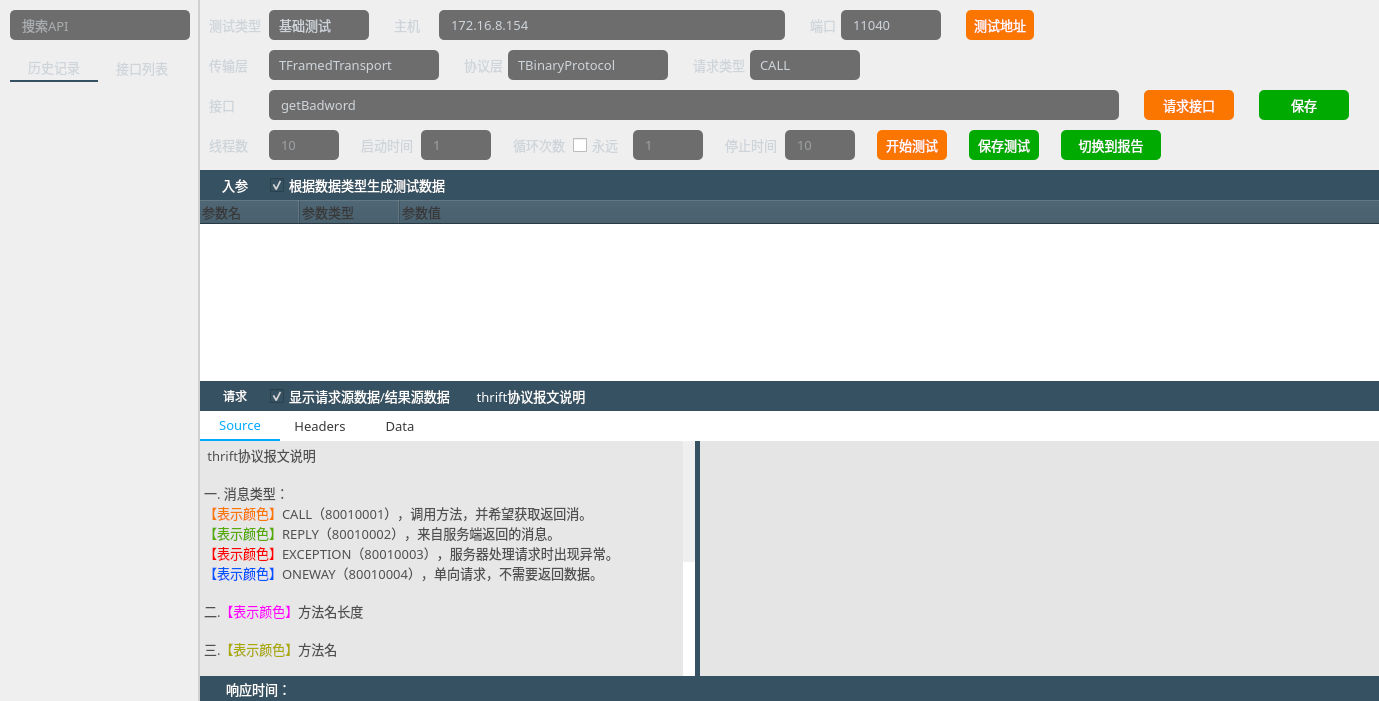
Above: thriftwidget.ui from HuaGouFdog/Fdog-Kit before the change. Below: the same form after it.
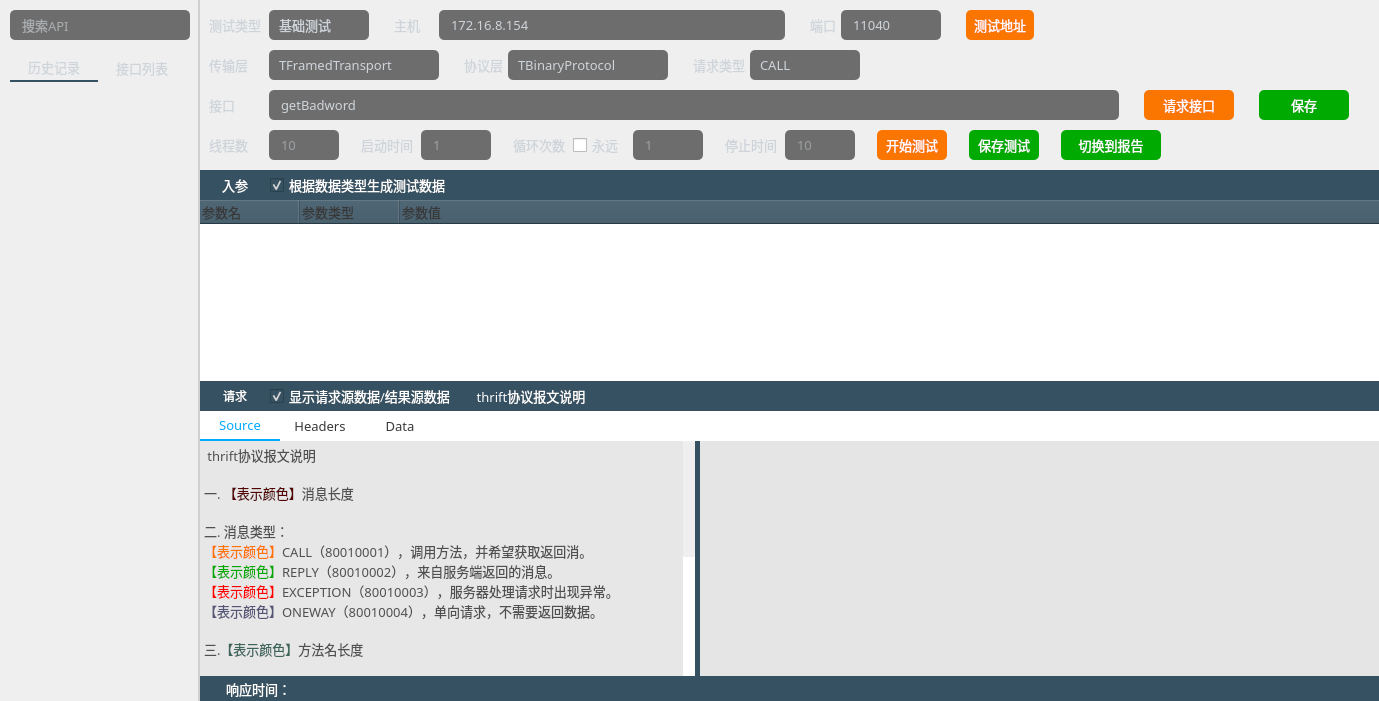
That is the form after the change. The open tabs and pages were chosen to show the change. Icons and pictures are not drawn.

Commit message: 数据染色

Patch:
```diff
--- a/thriftwidget.ui
+++ b/thriftwidget.ui
@@ -2871,26 +2871,27 @@
 &lt;/style&gt;&lt;/head&gt;&lt;body style=&quot; font-family:'OPPOSans B'; font-size:10pt; font-weight:400; font-style:normal;&quot;&gt;
 &lt;p style=&quot; margin-top:0px; margin-bottom:0px; margin-left:0px; margin-right:0px; -qt-block-indent:0; text-indent:0px;&quot;&gt;&lt;span style=&quot; color:#505050;&quot;&gt; thrift协议报文说明&lt;/span&gt;&lt;/p&gt;
 &lt;p style=&quot;-qt-paragraph-type:empty; margin-top:0px; margin-bottom:0px; margin-left:0px; margin-right:0px; -qt-block-indent:0; text-indent:0px; color:#505050;&quot;&gt;&lt;br /&gt;&lt;/p&gt;
-&lt;p style=&quot; margin-top:0px; margin-bottom:0px; margin-left:0px; margin-right:0px; -qt-block-indent:0; text-indent:0px;&quot;&gt;&lt;span style=&quot; color:#505050;&quot;&gt;一. 消息类型：&lt;/span&gt;&lt;/p&gt;
-&lt;p style=&quot; margin-top:0px; margin-bottom:0px; margin-left:0px; margin-right:0px; -qt-block-indent:0; text-indent:0px;&quot;&gt;&lt;span style=&quot; color:#fa7600;&quot;&gt;【表示颜色】&lt;/span&gt;&lt;span style=&quot; color:#505050;&quot;&gt;CALL（80010001），调用方法，并希望获取返回消。	&lt;/span&gt;&lt;/p&gt;
-&lt;p style=&quot; margin-top:0px; margin-bottom:0px; margin-left:0px; margin-right:0px; -qt-block-indent:0; text-indent:0px;&quot;&gt;&lt;span style=&quot; color:#55aa00;&quot;&gt;【表示颜色】&lt;/span&gt;&lt;span style=&quot; color:#505050;&quot;&gt;REPLY（80010002），来自服务端返回的消息。	&lt;/span&gt;&lt;/p&gt;
+&lt;p style=&quot; margin-top:0px; margin-bottom:0px; margin-left:0px; margin-right:0px; -qt-block-indent:0; text-indent:0px;&quot;&gt;&lt;span style=&quot; color:#505050;&quot;&gt;一. &lt;/span&gt;&lt;span style=&quot; color:#550000;&quot;&gt;【表示颜色】&lt;/span&gt;&lt;span style=&quot; color:#505050;&quot;&gt;消息长度&lt;/span&gt;&lt;/p&gt;
+&lt;p style=&quot;-qt-paragraph-type:empty; margin-top:0px; margin-bottom:0px; margin-left:0px; margin-right:0px; -qt-block-indent:0; text-indent:0px; color:#505050;&quot;&gt;&lt;br /&gt;&lt;/p&gt;
+&lt;p style=&quot; margin-top:0px; margin-bottom:0px; margin-left:0px; margin-right:0px; -qt-block-indent:0; text-indent:0px;&quot;&gt;&lt;span style=&quot; color:#505050;&quot;&gt;二. 消息类型：&lt;/span&gt;&lt;/p&gt;
+&lt;p style=&quot; margin-top:0px; margin-bottom:0px; margin-left:0px; margin-right:0px; -qt-block-indent:0; text-indent:0px;&quot;&gt;&lt;span style=&quot; color:#ff7300;&quot;&gt;【表示颜色】&lt;/span&gt;&lt;span style=&quot; color:#505050;&quot;&gt;CALL（80010001），调用方法，并希望获取返回消。	&lt;/span&gt;&lt;/p&gt;
+&lt;p style=&quot; margin-top:0px; margin-bottom:0px; margin-left:0px; margin-right:0px; -qt-block-indent:0; text-indent:0px;&quot;&gt;&lt;span style=&quot; color:#00aa00;&quot;&gt;【表示颜色】&lt;/span&gt;&lt;span style=&quot; color:#505050;&quot;&gt;REPLY（80010002），来自服务端返回的消息。	&lt;/span&gt;&lt;/p&gt;
 &lt;p style=&quot; margin-top:0px; margin-bottom:0px; margin-left:0px; margin-right:0px; -qt-block-indent:0; text-indent:0px;&quot;&gt;&lt;span style=&quot; color:#ff0000;&quot;&gt;【表示颜色】&lt;/span&gt;&lt;span style=&quot; color:#505050;&quot;&gt;EXCEPTION（80010003），服务器处理请求时出现异常。	&lt;/span&gt;&lt;/p&gt;
-&lt;p style=&quot; margin-top:0px; margin-bottom:0px; margin-left:0px; margin-right:0px; -qt-block-indent:0; text-indent:0px;&quot;&gt;&lt;span style=&quot; color:#0055ff;&quot;&gt;【表示颜色】&lt;/span&gt;&lt;span style=&quot; color:#505050;&quot;&gt;ONEWAY（80010004），单向请求，不需要返回数据。&lt;/span&gt;&lt;/p&gt;
+&lt;p style=&quot; margin-top:0px; margin-bottom:0px; margin-left:0px; margin-right:0px; -qt-block-indent:0; text-indent:0px;&quot;&gt;&lt;span style=&quot; color:#555578;&quot;&gt;【表示颜色】&lt;/span&gt;&lt;span style=&quot; color:#505050;&quot;&gt;ONEWAY（80010004），单向请求，不需要返回数据。&lt;/span&gt;&lt;/p&gt;
 &lt;p style=&quot;-qt-paragraph-type:empty; margin-top:0px; margin-bottom:0px; margin-left:0px; margin-right:0px; -qt-block-indent:0; text-indent:0px; color:#505050;&quot;&gt;&lt;br /&gt;&lt;/p&gt;
-&lt;p style=&quot; margin-top:0px; margin-bottom:0px; margin-left:0px; margin-right:0px; -qt-block-indent:0; text-indent:0px;&quot;&gt;&lt;span style=&quot; color:#505050;&quot;&gt;二.&lt;/span&gt;&lt;span style=&quot; color:#ff00ff;&quot;&gt;【表示颜色】&lt;/span&gt;&lt;span style=&quot; color:#505050;&quot;&gt;方法名长度&lt;/span&gt;&lt;/p&gt;
+&lt;p style=&quot; margin-top:0px; margin-bottom:0px; margin-left:0px; margin-right:0px; -qt-block-indent:0; text-indent:0px;&quot;&gt;&lt;span style=&quot; color:#505050;&quot;&gt;三.&lt;/span&gt;&lt;span style=&quot; color:#3c645a;&quot;&gt;【表示颜色】&lt;/span&gt;&lt;span style=&quot; color:#505050;&quot;&gt;方法名长度&lt;/span&gt;&lt;/p&gt;
 &lt;p style=&quot;-qt-paragraph-type:empty; margin-top:0px; margin-bottom:0px; margin-left:0px; margin-right:0px; -qt-block-indent:0; text-indent:0px; color:#505050;&quot;&gt;&lt;br /&gt;&lt;/p&gt;
-&lt;p style=&quot; margin-top:0px; margin-bottom:0px; margin-left:0px; margin-right:0px; -qt-block-indent:0; text-indent:0px;&quot;&gt;&lt;span style=&quot; color:#505050;&quot;&gt;三.&lt;/span&gt;&lt;span style=&quot; color:#aaaa00;&quot;&gt;【表示颜色】&lt;/span&gt;&lt;span style=&quot; color:#505050;&quot;&gt;方法名&lt;/span&gt;&lt;/p&gt;
+&lt;p style=&quot; margin-top:0px; margin-bottom:0px; margin-left:0px; margin-right:0px; -qt-block-indent:0; text-indent:0px;&quot;&gt;&lt;span style=&quot; color:#505050;&quot;&gt;四.&lt;/span&gt;&lt;span style=&quot; color:#ffaa82;&quot;&gt;【表示颜色】&lt;/span&gt;&lt;span style=&quot; color:#505050;&quot;&gt;方法名&lt;/span&gt;&lt;/p&gt;
 &lt;p style=&quot;-qt-paragraph-type:empty; margin-top:0px; margin-bottom:0px; margin-left:0px; margin-right:0px; -qt-block-indent:0; text-indent:0px; color:#505050;&quot;&gt;&lt;br /&gt;&lt;/p&gt;
-&lt;p style=&quot; margin-top:0px; margin-bottom:0px; margin-left:0px; margin-right:0px; -qt-block-indent:0; text-indent:0px;&quot;&gt;&lt;span style=&quot; color:#505050;&quot;&gt;四.&lt;/span&gt;&lt;span style=&quot; color:#55007f;&quot;&gt;【表示颜色】&lt;/span&gt;&lt;span style=&quot; color:#505050;&quot;&gt;流水号&lt;/span&gt;&lt;/p&gt;
+&lt;p style=&quot; margin-top:0px; margin-bottom:0px; margin-left:0px; margin-right:0px; -qt-block-indent:0; text-indent:0px;&quot;&gt;&lt;span style=&quot; color:#505050;&quot;&gt;五.&lt;/span&gt;&lt;span style=&quot; color:#55007f;&quot;&gt;【表示颜色】&lt;/span&gt;&lt;span style=&quot; color:#505050;&quot;&gt;流水号&lt;/span&gt;&lt;/p&gt;
 &lt;p style=&quot;-qt-paragraph-type:empty; margin-top:0px; margin-bottom:0px; margin-left:0px; margin-right:0px; -qt-block-indent:0; text-indent:0px; color:#505050;&quot;&gt;&lt;br /&gt;&lt;/p&gt;
-&lt;p style=&quot; margin-top:0px; margin-bottom:0px; margin-left:0px; margin-right:0px; -qt-block-indent:0; text-indent:0px;&quot;&gt;&lt;span style=&quot; color:#505050;&quot;&gt;五. 数据类型&lt;/span&gt;&lt;/p&gt;
-&lt;p style=&quot; margin-top:0px; margin-bottom:0px; margin-left:0px; margin-right:0px; -qt-block-indent:0; text-indent:0px;&quot;&gt;&lt;span style=&quot; color:#aa007f;&quot;&gt;【表示颜色】&lt;/span&gt;&lt;span style=&quot; color:#505050;&quot;&gt;bool类型（类型2）   &lt;/span&gt;&lt;span style=&quot; color:#550000;&quot;&gt;【表示颜色】&lt;/span&gt;&lt;span style=&quot; color:#505050;&quot;&gt;byte类型（类型3）	&lt;/span&gt;&lt;/p&gt;
-&lt;p style=&quot; margin-top:0px; margin-bottom:0px; margin-left:0px; margin-right:0px; -qt-block-indent:0; text-indent:0px;&quot;&gt;&lt;span style=&quot; color:#aaaa7f;&quot;&gt;【表示颜色】&lt;/span&gt;&lt;span style=&quot; color:#505050;&quot;&gt;i16类型（类型6）      &lt;/span&gt;&lt;span style=&quot; color:#55aa7f;&quot;&gt;【表示颜色】&lt;/span&gt;&lt;span style=&quot; color:#505050;&quot;&gt;i32类型（类型8）&lt;/span&gt;&lt;/p&gt;
-&lt;p style=&quot; margin-top:0px; margin-bottom:0px; margin-left:0px; margin-right:0px; -qt-block-indent:0; text-indent:0px;&quot;&gt;&lt;span style=&quot; color:#aaaaff;&quot;&gt;【表示颜色】&lt;/span&gt;&lt;span style=&quot; color:#505050;&quot;&gt;i64类型（类型10）    &lt;/span&gt;&lt;span style=&quot; color:#00557f;&quot;&gt;【表示颜色】&lt;/span&gt;&lt;span style=&quot; color:#505050;&quot;&gt;double类型（类型4）&lt;/span&gt;&lt;/p&gt;
-&lt;p style=&quot; margin-top:0px; margin-bottom:0px; margin-left:0px; margin-right:0px; -qt-block-indent:0; text-indent:0px;&quot;&gt;&lt;span style=&quot; color:#ffaa7f;&quot;&gt;【表示颜色】&lt;/span&gt;&lt;span style=&quot; color:#505050;&quot;&gt;string类型（类型11）&lt;/span&gt;&lt;span style=&quot; color:#ffaaff;&quot;&gt;【表示颜色&lt;/span&gt;&lt;span style=&quot; color:#505050;&quot;&gt;】struct类型（类型12）&lt;/span&gt;&lt;/p&gt;
-&lt;p style=&quot; margin-top:0px; margin-bottom:0px; margin-left:0px; margin-right:0px; -qt-block-indent:0; text-indent:0px;&quot;&gt;&lt;span style=&quot; color:#5500ff;&quot;&gt;【表示颜色】&lt;/span&gt;&lt;span style=&quot; color:#505050;&quot;&gt;map类型（类型13）  &lt;/span&gt;&lt;span style=&quot; color:#005500;&quot;&gt;【表示颜色】&lt;/span&gt;&lt;span style=&quot; color:#505050;&quot;&gt;set类型（类型14）&lt;/span&gt;&lt;/p&gt;
-&lt;p style=&quot; margin-top:0px; margin-bottom:0px; margin-left:0px; margin-right:0px; -qt-block-indent:0; text-indent:0px;&quot;&gt;&lt;span style=&quot; color:#005500;&quot;&gt;【表示颜色】&lt;/span&gt;&lt;span style=&quot; color:#505050;&quot;&gt;set类型（类型14）    &lt;/span&gt;&lt;span style=&quot; color:#aa0000;&quot;&gt;【表示颜色】&lt;/span&gt;&lt;span style=&quot; color:#505050;&quot;&gt;list类型（类型15）&lt;/span&gt;&lt;/p&gt;
-&lt;p style=&quot; margin-top:0px; margin-bottom:0px; margin-left:0px; margin-right:0px; -qt-block-indent:0; text-indent:0px;&quot;&gt;&lt;span style=&quot; color:#aa0000;&quot;&gt;【表示颜色】&lt;/span&gt;&lt;span style=&quot; color:#505050;&quot;&gt;list类型（类型15）    &lt;/span&gt;&lt;span style=&quot; color:#000000;&quot;&gt;【表示颜色】&lt;/span&gt;&lt;span style=&quot; color:#505050;&quot;&gt;结束符 &lt;/span&gt;&lt;/p&gt;
+&lt;p style=&quot; margin-top:0px; margin-bottom:0px; margin-left:0px; margin-right:0px; -qt-block-indent:0; text-indent:0px;&quot;&gt;&lt;span style=&quot; color:#505050;&quot;&gt;六. 数据类型&lt;/span&gt;&lt;/p&gt;
+&lt;p style=&quot; margin-top:0px; margin-bottom:0px; margin-left:0px; margin-right:0px; -qt-block-indent:0; text-indent:0px;&quot;&gt;&lt;span style=&quot; color:#005500;&quot;&gt;【表示颜色】&lt;/span&gt;&lt;span style=&quot; color:#505050;&quot;&gt;bool类型（类型2）   &lt;/span&gt;&lt;span style=&quot; color:#500a0a;&quot;&gt;【表示颜色】&lt;/span&gt;&lt;span style=&quot; color:#505050;&quot;&gt;byte类型（类型3）	&lt;/span&gt;&lt;/p&gt;
+&lt;p style=&quot; margin-top:0px; margin-bottom:0px; margin-left:0px; margin-right:0px; -qt-block-indent:0; text-indent:0px;&quot;&gt;&lt;span style=&quot; color:#00aaff;&quot;&gt;【表示颜色】&lt;/span&gt;&lt;span style=&quot; color:#505050;&quot;&gt;i16类型（类型6）      &lt;/span&gt;&lt;span style=&quot; color:#ff00ff;&quot;&gt;【表示颜色】&lt;/span&gt;&lt;span style=&quot; color:#505050;&quot;&gt;i32类型（类型8）&lt;/span&gt;&lt;/p&gt;
+&lt;p style=&quot; margin-top:0px; margin-bottom:0px; margin-left:0px; margin-right:0px; -qt-block-indent:0; text-indent:0px;&quot;&gt;&lt;span style=&quot; color:#ff0000;&quot;&gt;【表示颜色】&lt;/span&gt;&lt;span style=&quot; color:#505050;&quot;&gt;i64类型（类型10）    &lt;/span&gt;&lt;span style=&quot; color:#000082;&quot;&gt;【表示颜色】&lt;/span&gt;&lt;span style=&quot; color:#505050;&quot;&gt;double类型（类型4）&lt;/span&gt;&lt;/p&gt;
+&lt;p style=&quot; margin-top:0px; margin-bottom:0px; margin-left:0px; margin-right:0px; -qt-block-indent:0; text-indent:0px;&quot;&gt;&lt;span style=&quot; color:#aaaa00;&quot;&gt;【表示颜色】&lt;/span&gt;&lt;span style=&quot; color:#505050;&quot;&gt;string类型（类型11）&lt;/span&gt;&lt;span style=&quot; color:#0055ff;&quot;&gt;【表示颜色】&lt;/span&gt;&lt;span style=&quot; color:#505050;&quot;&gt;struct类型（类型12）&lt;/span&gt;&lt;/p&gt;
+&lt;p style=&quot; margin-top:0px; margin-bottom:0px; margin-left:0px; margin-right:0px; -qt-block-indent:0; text-indent:0px;&quot;&gt;&lt;span style=&quot; color:#5500ff;&quot;&gt;【表示颜色】&lt;/span&gt;&lt;span style=&quot; color:#505050;&quot;&gt;map类型（类型13）  &lt;/span&gt;&lt;span style=&quot; color:#ffaa00;&quot;&gt;【表示颜色】&lt;/span&gt;&lt;span style=&quot; color:#505050;&quot;&gt;set类型（类型14）&lt;/span&gt;&lt;/p&gt;
+&lt;p style=&quot; margin-top:0px; margin-bottom:0px; margin-left:0px; margin-right:0px; -qt-block-indent:0; text-indent:0px;&quot;&gt;&lt;span style=&quot; color:#55aa82;&quot;&gt;【表示颜色】&lt;/span&gt;&lt;span style=&quot; color:#505050;&quot;&gt;list类型（类型15）    &lt;/span&gt;&lt;span style=&quot; color:#000000;&quot;&gt;【表示颜色】&lt;/span&gt;&lt;span style=&quot; color:#505050;&quot;&gt;结束符 00&lt;/span&gt;&lt;/p&gt;
 &lt;p style=&quot;-qt-paragraph-type:empty; margin-top:0px; margin-bottom:0px; margin-left:0px; margin-right:0px; -qt-block-indent:0; text-indent:0px; color:#505050;&quot;&gt;&lt;br /&gt;&lt;/p&gt;&lt;/body&gt;&lt;/html&gt;</string>
                            </property>
                            <property name="cursorWidth">
```
Left out of the diff: 2 changed lines with no effect on the pictures. The commit also changes 3 other files.
